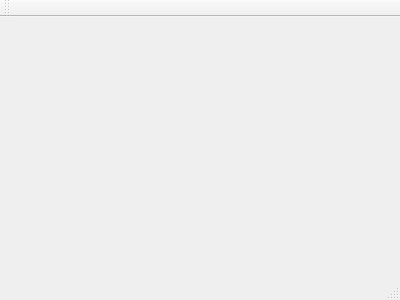
Before: the Qt Designer form HuboCma/hubomaincontroller.ui in hpgit/hubocma, drawn with Qt 5.
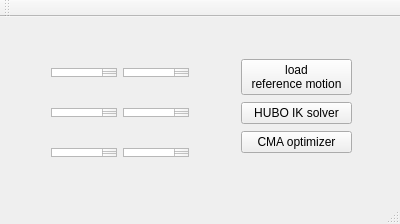
After: the same form once the commit is applied.

Patch:
```diff
--- a/HuboCma/hubomaincontroller.ui
+++ b/HuboCma/hubomaincontroller.ui
@@ -1,24 +1,128 @@
 <ui version="4.0">
  <class>HuboMainController</class>
- <widget class="QMainWindow" name="HuboMainController" >
-  <property name="geometry" >
+ <widget class="QMainWindow" name="HuboMainController">
+  <property name="geometry">
    <rect>
     <x>0</x>
     <y>0</y>
     <width>400</width>
-    <height>300</height>
+    <height>224</height>
    </rect>
   </property>
   <property name="windowTitle" >
    <string>HuboMainController</string>
   </property>
-  <widget class="QMenuBar" name="menuBar" />
-  <widget class="QToolBar" name="mainToolBar" />
-  <widget class="QWidget" name="centralWidget" />
-  <widget class="QStatusBar" name="statusBar" />
+  <widget class="QWidget" name="centralWidget">
+   <widget class="QWidget" name="verticalLayoutWidget">
+    <property name="geometry">
+     <rect>
+      <x>230</x>
+      <y>30</y>
+      <width>133</width>
+      <height>121</height>
+     </rect>
+    </property>
+    <layout class="QVBoxLayout" name="verticalLayout">
+     <item>
+      <widget class="QPushButton" name="loadReferBtn">
+       <property name="text">
+        <string>load
+reference motion</string>
+       </property>
+      </widget>
+     </item>
+     <item>
+      <widget class="QPushButton" name="ikDlgBtn">
+       <property name="text">
+        <string>HUBO IK solver</string>
+       </property>
+      </widget>
+     </item>
+     <item>
+      <widget class="QPushButton" name="cmaDlgBtn">
+       <property name="text">
+        <string>CMA optimizer</string>
+       </property>
+      </widget>
+     </item>
+    </layout>
+   </widget>
+   <widget class="QWidget" name="horizontalLayoutWidget">
+    <property name="geometry">
+     <rect>
+      <x>40</x>
+      <y>40</y>
+      <width>160</width>
+      <height>31</height>
+     </rect>
+    </property>
+    <layout class="QHBoxLayout" name="horizontalLayout">
+     <item>
+      <widget class="QTextEdit" name="textEdit"/>
+     </item>
+     <item>
+      <widget class="QTextEdit" name="textEdit_2"/>
+     </item>
+    </layout>
+   </widget>
+   <widget class="QWidget" name="horizontalLayoutWidget_2">
+    <property name="geometry">
+     <rect>
+      <x>40</x>
+      <y>80</y>
+      <width>160</width>
+      <height>31</height>
+     </rect>
+    </property>
+    <layout class="QHBoxLayout" name="horizontalLayout_2">
+     <item>
+      <widget class="QTextEdit" name="textEdit_3"/>
+     </item>
+     <item>
+      <widget class="QTextEdit" name="textEdit_4"/>
+     </item>
+    </layout>
+   </widget>
+   <widget class="QWidget" name="horizontalLayoutWidget_3">
+    <property name="geometry">
+     <rect>
+      <x>40</x>
+      <y>120</y>
+      <width>160</width>
+      <height>31</height>
+     </rect>
+    </property>
+    <layout class="QHBoxLayout" name="horizontalLayout_3">
+     <item>
+      <widget class="QTextEdit" name="textEdit_5"/>
+     </item>
+     <item>
+      <widget class="QTextEdit" name="textEdit_6"/>
+     </item>
+    </layout>
+   </widget>
+  </widget>
+  <widget class="QMenuBar" name="menuBar">
+   <property name="geometry">
+    <rect>
+     <x>0</x>
+     <y>0</y>
+     <width>400</width>
+     <height>21</height>
+    </rect>
+   </property>
+  </widget>
+  <widget class="QToolBar" name="mainToolBar">
+   <attribute name="toolBarArea">
+    <enum>TopToolBarArea</enum>
+   </attribute>
+   <attribute name="toolBarBreak">
+    <bool>false</bool>
+   </attribute>
+  </widget>
+  <widget class="QStatusBar" name="statusBar"/>
  </widget>
- <layoutDefault spacing="6" margin="11" />
- <pixmapfunction></pixmapfunction>
+ <layoutdefault spacing="6" margin="11"/>
  <resources/>
  <connections/>
 </ui>
```
Left out of the diff: 3 changed lines with no effect on the pictures.
